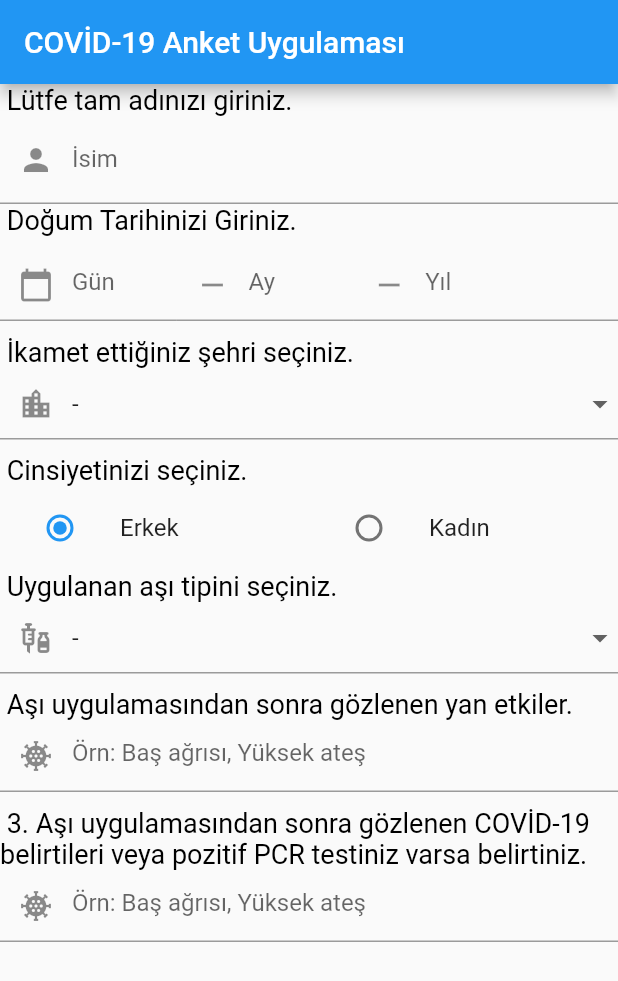
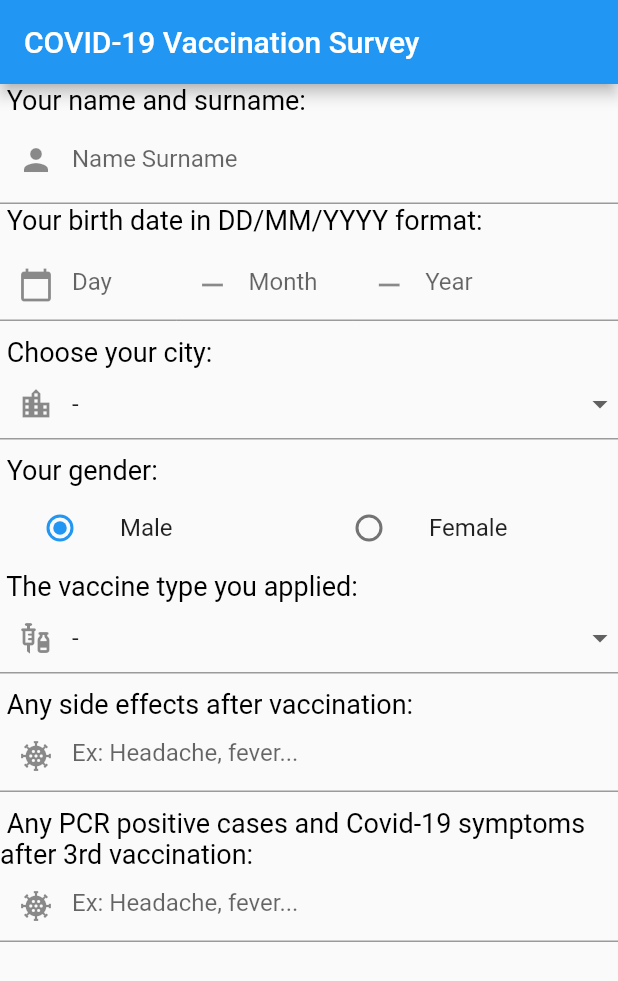
Before and after one commit to Vurals/survey_app, a Flutter app: the screen it shows after launch, on a phone screen of 412 x 824 dp. Shown: the top 981 px of the screen. Run offline on Flutter 3.47's test engine with Material 2 defaults, Android fonts, the phone set to English and light mode, and no system bars.

Commit message:
Translate texts to english

```diff
--- a/lib/form_submited_page.dart
+++ b/lib/form_submited_page.dart
@@ -3,7 +3,7 @@ import 'package:flutter/material.dart';
 class SubmitedPage extends StatelessWidget {
   @override
   Widget build(BuildContext context) {
-    final appTitle = 'COVİD-19 Anket Uygulaması';
+    final appTitle = 'COVID-19 Vaccination Survey';
     return MaterialApp(
       title: appTitle,
       home: Scaffold(
@@ -15,7 +15,7 @@ class SubmitedPage extends StatelessWidget {
               alignment: Alignment.center,
               height: 100,
               child: const Text(
-                ' Katıldığınız için teşekkür ederiz.',
+                ' Your answers have been recorded, thank you.',
                 style: TextStyle(
                   color: Colors.black,
                   fontSize: 25,
--- a/lib/main.dart
+++ b/lib/main.dart
@@ -6,7 +6,7 @@ void main() => runApp(MyApp());
 class MyApp extends StatelessWidget {
   @override
   Widget build(BuildContext context) {
-    const appTitle = 'COVİD-19 Anket Uygulaması';
+    const appTitle = 'COVID-19 Vaccination Survey';
     return MaterialApp(
       title: appTitle,
       home: Scaffold(
@@ -26,14 +26,14 @@ class MyCustomForm extends StatefulWidget {
   }
 }
 
-enum SingingCharacter { Erkek, Kadin }
+enum SingingCharacter { Male, Female }
 
 // Create a corresponding State class, which holds data related to the form.
 class MyCustomFormState extends State<MyCustomForm> {
   // Create a global key that uniquely identifies the Form widget
   // and allows validation of the form.
   final _formKey = GlobalKey<FormState>();
-  SingingCharacter? _character = SingingCharacter.Erkek;
+  SingingCharacter? _character = SingingCharacter.Male;
   String _selectedValue = "-";
   String _selectedValue1 = "-";
   List<String> listOfVaccine = ["-", "Sinovac", "Turkovac", "Biontech"];
@@ -234,7 +234,7 @@ class MyCustomFormState extends State<MyCustomForm> {
           Container(
             alignment: Alignment.topLeft,
             child: const Text(
-              ' Lütfe tam adınızı giriniz.',
+              ' Your name and surname:',
               style: TextStyle(
                 color: Colors.black,
                 fontSize: 18,
@@ -245,8 +245,8 @@ class MyCustomFormState extends State<MyCustomForm> {
           TextFormField(
             decoration: const InputDecoration(
               prefixIcon: Icon(Icons.person),
-              hintText: 'Tam adınızı giriniz',
-              labelText: 'İsim',
+              hintText: 'Please enter your full name',
+              labelText: 'Name Surname',
             ),
             controller: textEditingController,
             validator: (value) {
@@ -260,7 +260,7 @@ class MyCustomFormState extends State<MyCustomForm> {
             alignment: Alignment.topLeft,
             height: 30,
             child: const Text(
-              ' Doğum Tarihinizi Giriniz.',
+              ' Your birth date in DD/MM/YYYY format:',
               style: TextStyle(
                 color: Colors.black,
                 fontSize: 18,
@@ -280,7 +280,7 @@ class MyCustomFormState extends State<MyCustomForm> {
                     decoration: const InputDecoration(
                       prefixIcon: Icon(Icons.calendar_today),
                       //border: OutlineInputBorder(),
-                      hintText: 'Gün',
+                      hintText: 'Day',
                     ),
                     validator: (value) {
                       if (isNumeric(value!) &&
@@ -288,7 +288,7 @@ class MyCustomFormState extends State<MyCustomForm> {
                           value.length == 2) {
                         return null;
                       }
-                      return 'Lütfen geçerli bir gün giriniz';
+                      return 'Enter a valid day';
                     },
                   ),
                 ),
@@ -299,7 +299,7 @@ class MyCustomFormState extends State<MyCustomForm> {
                     decoration: const InputDecoration(
                       prefixIcon: Icon(Icons.remove),
                       //border: OutlineInputBorder(),
-                      hintText: 'Ay',
+                      hintText: 'Month',
                     ),
                     validator: (value) {
                       if (isNumeric(value!) &&
@@ -307,7 +307,7 @@ class MyCustomFormState extends State<MyCustomForm> {
                           value.length == 2) {
                         return null;
                       }
-                      return 'Lütfen geçerli bir ay giriniz';
+                      return 'Enter a valid month';
                     },
                   ),
                 ),
@@ -319,7 +319,7 @@ class MyCustomFormState extends State<MyCustomForm> {
                       helperMaxLines: 2,
                       prefixIcon: Icon(Icons.remove),
                       //border: OutlineInputBorder(),
-                      hintText: 'Yıl',
+                      hintText: 'Year',
                     ),
                     validator: (value) {
                       if (isNumeric(value!) &&
@@ -327,7 +327,7 @@ class MyCustomFormState extends State<MyCustomForm> {
                           value.length == 4) {
                         return null;
                       }
-                      return 'Lütfen geçerli bir yıl giriniz';
+                      return 'Enter a valid year';
                     },
                   ),
                 ),
@@ -343,7 +343,7 @@ class MyCustomFormState extends State<MyCustomForm> {
               Container(
                 alignment: Alignment.topLeft,
                 child: const Text(
-                  ' İkamet ettiğiniz şehri seçiniz.',
+                  ' Choose your city:',
                   style: TextStyle(
                     color: Colors.black,
                     fontSize: 18,
@@ -370,7 +370,7 @@ class MyCustomFormState extends State<MyCustomForm> {
                 },
                 validator: (value) {
                   if (value!.toString().isEmpty) {
-                    return 'Geçerli bir şehir giriniz';
+                    return ' Please enter a valid city';
                   }
                   return null;
                 },
@@ -391,7 +391,7 @@ class MyCustomFormState extends State<MyCustomForm> {
           Container(
             alignment: Alignment.topLeft,
             child: const Text(
-              ' Cinsiyetinizi seçiniz.',
+              ' Your gender:',
               style: TextStyle(
                 color: Colors.black,
                 fontSize: 18,
@@ -402,9 +402,9 @@ class MyCustomFormState extends State<MyCustomForm> {
           Row(mainAxisSize: MainAxisSize.max, children: [
             Expanded(
               child: ListTile(
-                title: const Text('Erkek'),
+                title: const Text('Male'),
                 leading: Radio<SingingCharacter>(
-                  value: SingingCharacter.Erkek,
+                  value: SingingCharacter.Male,
                   groupValue: _character,
                   onChanged: (SingingCharacter? value) {
                     setState(() {
@@ -416,9 +416,9 @@ class MyCustomFormState extends State<MyCustomForm> {
             ),
             Expanded(
               child: ListTile(
-                title: const Text('Kadın'),
+                title: const Text('Female'),
                 leading: Radio<SingingCharacter>(
-                  value: SingingCharacter.Kadin,
+                  value: SingingCharacter.Female,
                   groupValue: _character,
                   onChanged: (SingingCharacter? value) {
                     setState(() {
@@ -432,7 +432,7 @@ class MyCustomFormState extends State<MyCustomForm> {
           Container(
             alignment: Alignment.topLeft,
             child: const Text(
-              ' Uygulanan aşı tipini seçiniz.',
+              ' The vaccine type you applied:',
               style: TextStyle(
                 color: Colors.black,
                 fontSize: 18,
@@ -459,7 +459,7 @@ class MyCustomFormState extends State<MyCustomForm> {
             },
             validator: (value) {
               if (value!.toString().isEmpty) {
-                return 'Geçerli bir şehir giriniz';
+                return 'Enter a valid city';
               }
               return null;
             },
@@ -478,7 +478,7 @@ class MyCustomFormState extends State<MyCustomForm> {
           Container(
             alignment: Alignment.topLeft,
             child: const Text(
-              ' Aşı uygulamasından sonra gözlenen yan etkiler.',
+              ' Any side effects after vaccination:',
               style: TextStyle(
                 color: Colors.black,
                 fontSize: 18,
@@ -492,11 +492,11 @@ class MyCustomFormState extends State<MyCustomForm> {
               helperMaxLines: 2,
               prefixIcon: Icon(Icons.coronavirus_sharp),
               //border: OutlineInputBorder(),
-              hintText: 'Örn: Baş ağrısı, Yüksek ateş',
+              hintText: 'Ex: Headache, fever...',
             ),
             validator: (value) {
               if (value!.isEmpty) {
-                return 'Yan etkiler boş bırakılamaz, yan etki gözlemlemediyseniz "yok" yazınız.';
+                return 'Do not leave this field empty, write \"none\" if you did not observe side effects';
               }
               return null;
             },
@@ -507,7 +507,7 @@ class MyCustomFormState extends State<MyCustomForm> {
           Container(
             alignment: Alignment.topLeft,
             child: const Text(
-              ' 3. Aşı uygulamasından sonra gözlenen COVİD-19 belirtileri veya pozitif PCR testiniz varsa belirtiniz.',
+              ' Any PCR positive cases and Covid-19 symptoms after 3rd vaccination:',
               style: TextStyle(
                 color: Colors.black,
                 fontSize: 18,
@@ -521,11 +521,11 @@ class MyCustomFormState extends State<MyCustomForm> {
               helperMaxLines: 2,
               prefixIcon: Icon(Icons.coronavirus_sharp),
               //border: OutlineInputBorder(),
-              hintText: 'Örn: Baş ağrısı, Yüksek ateş',
+              hintText: 'Ex: Headache, fever...',
             ),
             validator: (value) {
               if (value!.isEmpty) {
-                return 'Belirtiniz veya pozitif PCR sonucunuz yoksa "yok" yazınız.';
+                return 'Do not leave this field empty, write \"none\" if you did not observe positive cases';
               }
               return null;
             },
@@ -534,7 +534,7 @@ class MyCustomFormState extends State<MyCustomForm> {
               padding: const EdgeInsets.only(left: 175.0, top: 20.0),
               child: status
                   ? ElevatedButton(
-                      child: const Text('Gönder'),
+                      child: const Text('Send'),
                       onPressed: status
                           ? () {
                               // It returns true if the form is valid, otherwise returns false
```
